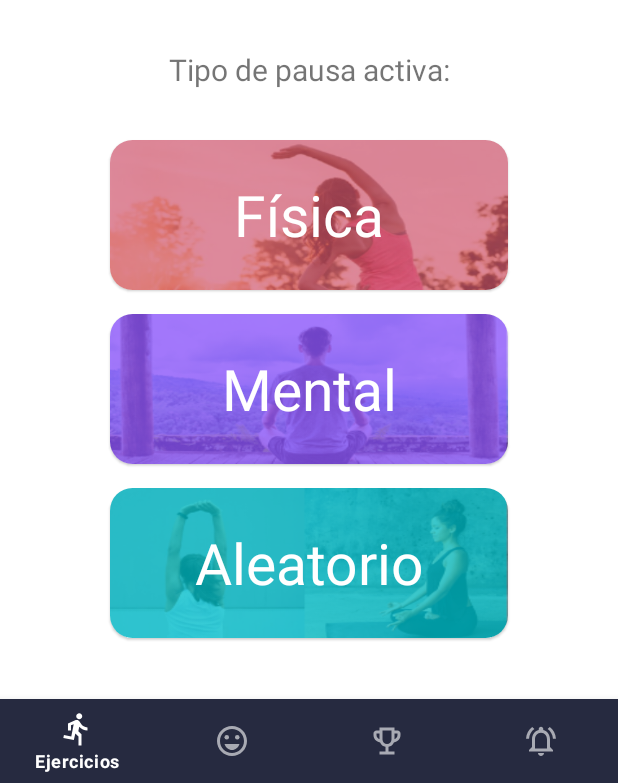
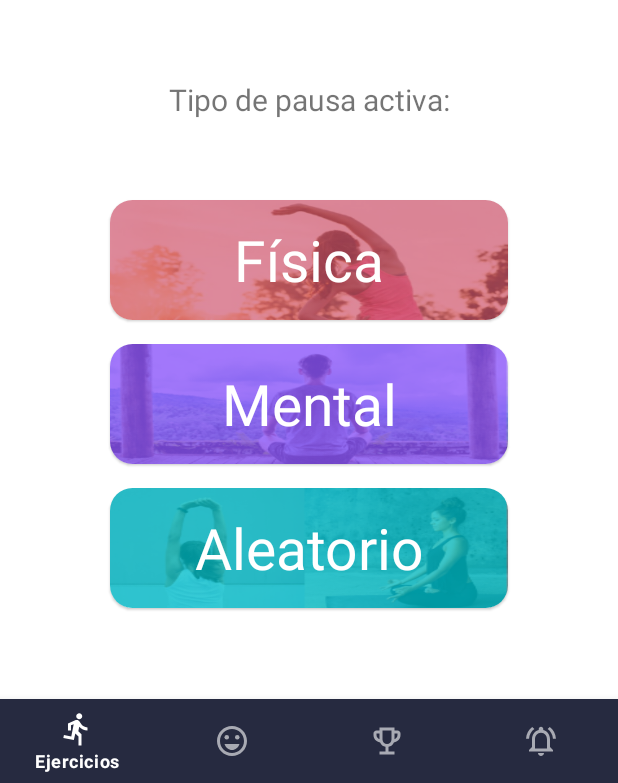
Before and after one commit to frabelle/Attentip_TeamCharmander, an Android app: the screen it shows after launch (MainActivity), after a tap on "Continuar", on a phone screen of 412 x 824 dp, the part 453-1236 px from its top. Run offline under Robolectric (Android 15) with nearby library versions, the light colour scheme and no system bars.

Commit message:
Algunos fragments más tarde...

```diff
--- a/app/src/main/res/layout/fragment_home_exercise.xml
+++ b/app/src/main/res/layout/fragment_home_exercise.xml
@@ -3,7 +3,7 @@
     xmlns:app="http://schemas.android.com/apk/res-auto"
     xmlns:tools="http://schemas.android.com/tools"
     android:layout_width="match_parent"
-    android:layout_height="match_parent"
+    android:layout_height="wrap_content"
     tools:context=".fragments.HomeExerciseFragment">
 
     <androidx.constraintlayout.widget.Guideline
@@ -11,8 +11,7 @@
         android:layout_width="wrap_content"
         android:layout_height="wrap_content"
         android:orientation="horizontal"
-        app:layout_constraintGuide_percent="0.21"
-        />
+        app:layout_constraintGuide_percent="0.21" />
 
     <androidx.constraintlayout.widget.Guideline
         android:id="@+id/ly2_logo"
@@ -25,31 +24,29 @@
         android:id="@+id/line1"
         android:layout_width="match_parent"
         android:layout_height="170dp"
+        android:background="@color/azul_fondo_dark"
+        android:gravity="center_horizontal"
         android:orientation="vertical"
-            android:gravity="center_horizontal"
-            android:background="@color/azul_fondo_dark"
+        app:layout_constraintBottom_toBottomOf="parent"
+        app:layout_constraintLeft_toLeftOf="parent"
+        app:layout_constraintRight_toRightOf="parent"
         app:layout_constraintTop_toTopOf="parent"
-            app:layout_constraintBottom_toBottomOf="parent"
-            app:layout_constraintVertical_bias="0"
-            app:layout_constraintRight_toRightOf="parent"
-            app:layout_constraintLeft_toLeftOf="parent">
+        app:layout_constraintVertical_bias="0">
 
         <TextView
             android:id="@+id/text1"
+            style="@style/AppTheme.Base.Title2"
             android:layout_width="match_parent"
             android:layout_height="wrap_content"
             android:layout_marginTop="40dp"
-                android:text="@string/buendia"
-                style="@style/AppTheme.Base.Title2"
-                />
+            android:text="@string/buendia" />
 
         <TextView
             android:id="@+id/text2"
+            style="@style/AppTheme.Base.Title1"
             android:layout_width="match_parent"
             android:layout_height="wrap_content"
-                android:text="@string/quehacer"
-                style="@style/AppTheme.Base.Title1"
-                />
+            android:text="@string/quehacer" />
     </LinearLayout>
 
     <ImageView
@@ -57,116 +54,114 @@
         android:layout_width="100dp"
         android:layout_height="100dp"
         android:src="@drawable/logoapp"
-            app:layout_constraintVertical_bias="0.24"
         app:layout_constraintBottom_toTopOf="@id/ly2_logo"
+        app:layout_constraintLeft_toLeftOf="parent"
+        app:layout_constraintRight_toRightOf="parent"
         app:layout_constraintTop_toTopOf="@id/ly1_logo"
-            app:layout_constraintRight_toRightOf="parent"
-            app:layout_constraintLeft_toLeftOf="parent"
-            />
+        app:layout_constraintVertical_bias="0.24" />
 
     <TextView
         android:id="@+id/text3"
+        style="@style/AppTheme.Base.TextP"
         android:layout_width="wrap_content"
         android:layout_height="wrap_content"
+        android:layout_marginTop="8dp"
         android:text="@string/tipoPausa"
-            android:layout_marginTop="8dp"
-            style="@style/AppTheme.Base.TextP"
         app:layout_constraintBottom_toTopOf="@id/line2"
-            app:layout_constraintTop_toBottomOf="@+id/logo"
         app:layout_constraintLeft_toLeftOf="parent"
         app:layout_constraintRight_toRightOf="parent"
-            />
+        app:layout_constraintTop_toBottomOf="@+id/logo" />
 
     <LinearLayout
         android:id="@+id/line2"
         android:layout_width="wrap_content"
         android:layout_height="wrap_content"
+        android:layout_marginBottom="8dp"
+        android:gravity="center"
         android:orientation="vertical"
-            android:gravity="center"
-            android:layout_marginBottom="8dp"
         app:layout_constraintBottom_toBottomOf="parent"
-            app:layout_constraintTop_toBottomOf="@+id/text3"
+        app:layout_constraintLeft_toLeftOf="parent"
         app:layout_constraintRight_toRightOf="parent"
-            app:layout_constraintLeft_toLeftOf="parent">
+        app:layout_constraintTop_toBottomOf="@+id/text3">
 
         <androidx.cardview.widget.CardView
+            style="@style/Widget.MaterialComponents.CardView"
             android:layout_width="265dp"
-                android:layout_height="100dp"
+            android:layout_height="80dp"
             android:layout_margin="8dp"
             android:clickable="true"
             android:focusable="true"
-                app:cardCornerRadius="15dp"
-                style="@style/Widget.MaterialComponents.CardView">
+            app:cardCornerRadius="15dp">
 
             <LinearLayout
                 android:layout_width="wrap_content"
                 android:layout_height="wrap_content"
                 android:background="@drawable/fisica"
-                    android:orientation="vertical"
-                    android:gravity="center_vertical">
+                android:gravity="center_vertical"
+                android:orientation="vertical">
 
                 <TextView
+                    style="@style/AppTheme.Base.CardText"
                     android:layout_width="match_parent"
-                        android:layout_height="match_parent"
+                    android:layout_height="wrap_content"
                     android:text="@string/fisica"
-                        style="@style/AppTheme.Base.CardText"
-                        />
+                    android:textAppearance="@style/TextAppearance.AppCompat.Medium" />
 
             </LinearLayout>
 
         </androidx.cardview.widget.CardView>
 
         <androidx.cardview.widget.CardView
+            style="@style/Widget.MaterialComponents.CardView"
             android:layout_width="265dp"
-                android:layout_height="100dp"
+            android:layout_height="80dp"
             android:layout_margin="8dp"
             android:clickable="true"
             android:focusable="true"
-                app:cardCornerRadius="15dp"
-                style="@style/Widget.MaterialComponents.CardView">
+            app:cardCornerRadius="15dp">
 
             <LinearLayout
                 android:layout_width="wrap_content"
                 android:layout_height="wrap_content"
                 android:background="@drawable/mental1"
-                    android:orientation="vertical"
-                    android:gravity="center_vertical">
+                android:gravity="center_vertical"
+                android:orientation="vertical">
 
                 <TextView
+                    style="@style/AppTheme.Base.CardText"
                     android:layout_width="match_parent"
-                        android:layout_height="match_parent"
+                    android:layout_height="wrap_content"
                     android:text="@string/mental"
-                        style="@style/AppTheme.Base.CardText"
 
-                        />
+                    android:textAppearance="@style/TextAppearance.AppCompat.Medium" />
 
             </LinearLayout>
 
         </androidx.cardview.widget.CardView>
 
         <androidx.cardview.widget.CardView
+            style="@style/Widget.MaterialComponents.CardView"
             android:layout_width="265dp"
-                android:layout_height="100dp"
+            android:layout_height="80dp"
             android:layout_margin="8dp"
             android:clickable="true"
             android:focusable="true"
-                app:cardCornerRadius="15dp"
-                style="@style/Widget.MaterialComponents.CardView">
+            app:cardCornerRadius="15dp">
 
             <LinearLayout
                 android:layout_width="wrap_content"
                 android:layout_height="wrap_content"
                 android:background="@drawable/aleatorio1"
-                    android:orientation="vertical"
-                    android:gravity="center_vertical">
+                android:gravity="center_vertical"
+                android:orientation="vertical">
 
                 <TextView
+                    style="@style/AppTheme.Base.CardText"
                     android:layout_width="match_parent"
-                        android:layout_height="match_parent"
+                    android:layout_height="wrap_content"
                     android:text="@string/aleatorio"
-                        style="@style/AppTheme.Base.CardText"
 
-                        />
+                    android:textAppearance="@style/TextAppearance.AppCompat.Medium" />
 
             </LinearLayout>
 
```
Lines whose indentation alone changed are shown as unchanged.
